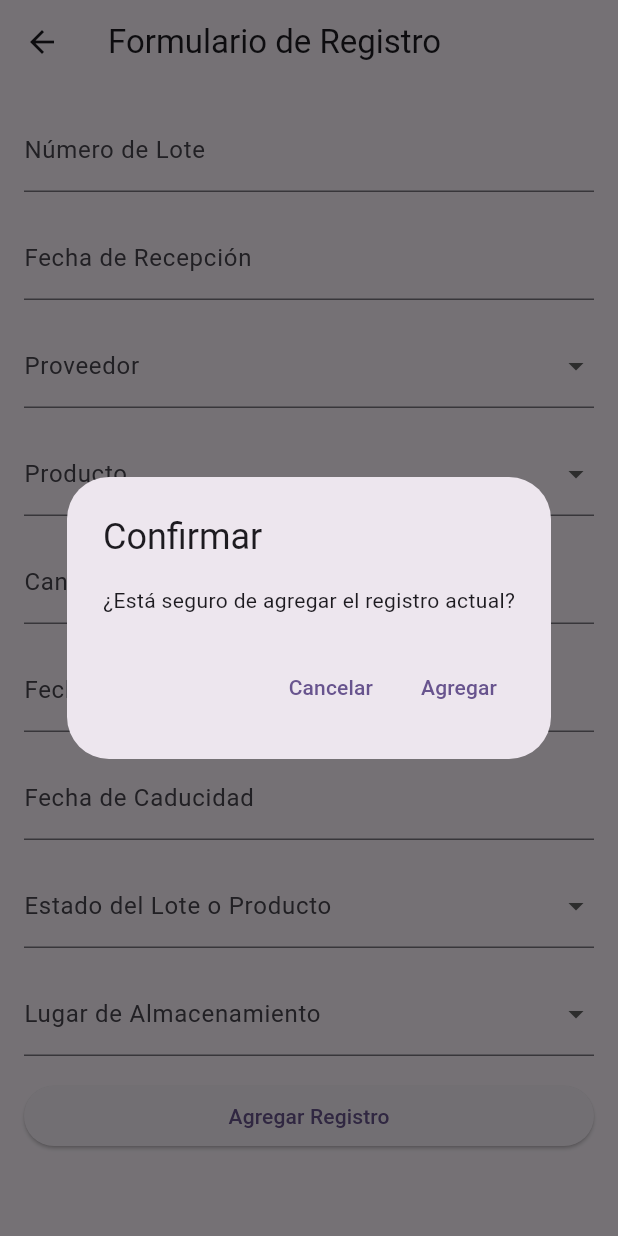
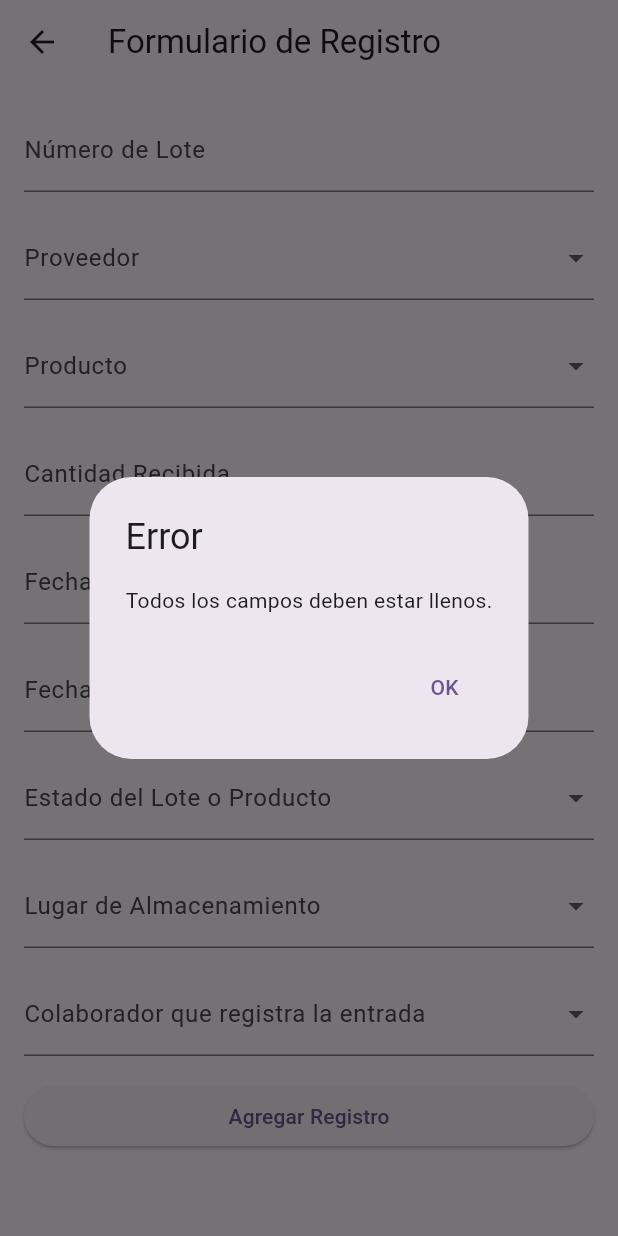
Before and after one commit to josegduran/banco_alimentos, a Flutter app: the EntradasPage screen opened directly, after a tap on "Agregar Registro", on a phone screen of 412 x 824 dp. Run offline on Flutter 3.47's test engine with Material 3 defaults, Android fonts, the phone set to English and light mode, and no system bars; our stand-ins replace animated_text_kit, google_fonts; missing offline and left inert: gsheets; key blocks and very long unbroken strings in the code were emptied for the run.

Commit message:
Configuración de la página 'entradas'. - Conexión con la base de datos en la nube.

```diff
--- a/lib/controllers/entradasController.dart
+++ b/lib/controllers/entradasController.dart
@@ -18,14 +18,14 @@ class UserSheetsApi {
   }
   ''';
 
-  static final _spreadsheetId = '18zJa9ypwiHcn386jmtSqNIaLiTVc0VADjN_nHFWh_4I';
+  static final _spreadsheetId = '1SuxsEvDehT-BVc3t_j9iKvmbPgnkoulf8fcqtFqmQLo';
   static final _gsheets = GSheets(_credentials);
   static Worksheet? _userSheet;
 
   static Future init() async {
     try {
       final spreadsheet = await _gsheets.spreadsheet(_spreadsheetId);
-      _userSheet = await _getWorkSheet(spreadsheet, title: 'credenciales');
+      _userSheet = await _getWorkSheet(spreadsheet, title: 'inventario');
 
       final firstRow = UserFields.getFields();
       _userSheet!.values.insertRow(1, firstRow);
--- a/lib/models/entradasModel.dart
+++ b/lib/models/entradasModel.dart
@@ -1,7 +1,17 @@
-class UserFields{
+class UserFields {
   static final String id = 'id';
-  static final String nombre = 'nombre';
-  static final String apellido = 'apellido';
+  static final String numeroLote = 'numeroLote';
 
-  static List<String> getFields() => [id, nombre, apellido];
+  static final String fechaRecepcion = 'fechaRecepcion';
+  static final String proveedor = 'proveedor';
+  static final String nombreProducto = 'nombreProducto';
+  static final String cantidadRecibida = 'cantidadRecibida';
+  static final String fechaFabricacion = 'fechaFabricacion';
+  static final String fechaCaducidad = 'fechaCaducidad';
+  static final String inspeccion = 'inspeccion';
+  static final String ubicacionAlmacen = 'ubicacionAlmacen';
+  static final String quienRegistro = 'quienRegistro';
+
+
+  static List<String> getFields() => [id, numeroLote];
 }
--- a/lib/pages/dashboard.dart
+++ b/lib/pages/dashboard.dart
@@ -21,7 +21,7 @@ class _DashboardPageState extends State<DashboardPage> {
   }
 
   void startInactivityTimer() {
-    _inactivityTimer = Timer(Duration(seconds: 120), () {
+    _inactivityTimer = Timer(Duration(seconds: 5000), () {
       // Regresar a la página principal después de 120 segundos de inactividad
       Navigator.pushReplacementNamed(context, '/');
     });
--- a/lib/pages/entradas.dart
+++ b/lib/pages/entradas.dart
@@ -1,4 +1,12 @@
+// System
 import 'package:flutter/material.dart';
+import 'dart:async';
+import 'package:intl/intl.dart';
+
+// Pages
+import 'package:banco_alimentos/controllers/entradasController.dart';
+import 'package:banco_alimentos/models/entradasModel.dart';
+
 
 class EntradasPage extends StatefulWidget {
   @override
@@ -6,6 +14,26 @@ class EntradasPage extends StatefulWidget {
 }
 
 class _EntradasPageState extends State<EntradasPage> {
+  Timer? _inactivityTimer;
+
+  @override
+  void initState() {
+    super.initState();
+    startInactivityTimer();
+  }
+
+  void startInactivityTimer() {
+    _inactivityTimer = Timer(Duration(seconds: 5000), () {
+      // Regresar a la página principal después de 120 segundos de inactividad
+      Navigator.pushReplacementNamed(context, '/');
+    });
+  }
+
+  void resetInactivityTimer() {
+    _inactivityTimer?.cancel();
+    startInactivityTimer();
+  }
+
   final TextEditingController loteController = TextEditingController();
   final TextEditingController cantidadController = TextEditingController();
   final TextEditingController fabricacionController = TextEditingController();
@@ -15,11 +43,13 @@ class _EntradasPageState extends State<EntradasPage> {
   String? productoSeleccionado;
   String? estadoSeleccionado;
   String? lugarSeleccionado;
+  String? colaboradorSeleccionado;
 
   List<String> proveedores = ['Proveedor 1', 'Proveedor 2', 'Proveedor 3'];
   List<String> productos = ['Producto 1', 'Producto 2', 'Producto 3'];
   List<String> estados = ['Bueno', 'Aceptable', 'Dudoso', 'Malo'];
   List<String> lugares = ['Almacén A', 'Almacén B', 'Almacén C'];
+  List<String> colaboradores = ['Colaborador 1', 'Colaborador 2', 'Colaborador 3'];
 
   @override
   Widget build(BuildContext context) {
@@ -36,17 +66,8 @@ class _EntradasPageState extends State<EntradasPage> {
               children: [
                 TextFormField(
                   controller: loteController,
+                  keyboardType: TextInputType.number,
                   decoration: InputDecoration(labelText: 'Número de Lote'),
-                ),
-                SizedBox(height: 16),
-                // Añadir campo para 'fecha de recepción'
-                TextFormField(
-                  readOnly: true, // No editable por el usuario
-                  onTap: () {
-                    // Lógica para obtener la fecha del sistema del teléfono
-                    // Puedes utilizar un paquete como `intl` para formatear la fecha
-                  },
-                  decoration: InputDecoration(labelText: 'Fecha de Recepción'),
                 ),
                 SizedBox(height: 16),
                 DropdownButtonFormField<String>(
@@ -90,9 +111,18 @@ class _EntradasPageState extends State<EntradasPage> {
                 TextFormField(
                   controller: fabricacionController,
                   readOnly: true, // No editable por el usuario
-                  onTap: () {
-                    // Lógica para obtener la fecha de fabricación del sistema del teléfono
-                    // Puedes utilizar un paquete como `intl` para formatear la fecha
+                  onTap: () async {
+                    DateTime? selectedDate = await showDatePicker(
+                      context: context,
+                      initialDate: DateTime.now(),
+                      firstDate: DateTime(2000),
+                      lastDate: DateTime(2101),
+                    );
+
+                    if (selectedDate != null) {
+                      // Formatea la fecha seleccionada y establece el texto en el controlador
+                      fabricacionController.text = DateFormat('yyyy-MM-dd').format(selectedDate);
+                    }
                   },
                   decoration: InputDecoration(labelText: 'Fecha de Fabricación'),
                 ),
@@ -100,9 +130,18 @@ class _EntradasPageState extends State<EntradasPage> {
                 TextFormField(
                   controller: caducidadController,
                   readOnly: true, // No editable por el usuario
-                  onTap: () {
-                    // Lógica para obtener la fecha de caducidad del sistema del teléfono
-                    // Puedes utilizar un paquete como `intl` para formatear la fecha
+                  onTap: () async {
+                    DateTime? selectedDate = await showDatePicker(
+                      context: context,
+                      initialDate: DateTime.now(),
+                      firstDate: DateTime(2000),
+                      lastDate: DateTime(2101),
+                    );
+
+                    if (selectedDate != null) {
+                      // Formatea la fecha seleccionada y establece el texto en el controlador
+                      caducidadController.text = DateFormat('yyyy-MM-dd').format(selectedDate);
+                    }
                   },
                   decoration: InputDecoration(labelText: 'Fecha de Caducidad'),
                 ),
@@ -120,7 +159,8 @@ class _EntradasPageState extends State<EntradasPage> {
                       child: Text(estado),
                     );
                   }).toList(),
-                  decoration: InputDecoration(labelText: 'Estado del Lote o Producto'),
+                  decoration:
+                  InputDecoration(labelText: 'Estado del Lote o Producto'),
                 ),
                 SizedBox(height: 16),
                 DropdownButtonFormField<String>(
@@ -136,37 +176,62 @@ class _EntradasPageState extends State<EntradasPage> {
                       child: Text(lugar),
                     );
                   }).toList(),
-                  decoration: InputDecoration(labelText: 'Lugar de Almacenamiento'),
+                  decoration:
+                  InputDecoration(labelText: 'Lugar de Almacenamiento'),
+                ),
+                SizedBox(height: 16),
+                DropdownButtonFormField<String>(
+                  value: colaboradorSeleccionado,
+                  onChanged: (String? value) {
+                    setState(() {
+                      colaboradorSeleccionado = value;
+                    });
+                  },
+                  items: colaboradores.map((colaborador) {
+                    return DropdownMenuItem(
+                      value: colaborador,
+                      child: Text(colaborador),
+                    );
+                  }).toList(),
+                  decoration: InputDecoration(labelText: 'Colaborador que registra la entrada'),
                 ),
                 SizedBox(height: 16),
                 ElevatedButton(
-                  onPressed: () {
-                    showDialog(
-                      context: context,
-                      builder: (context) => AlertDialog(
-                        title: Text('Confirmar'),
-                        content: Text('¿Está seguro de agregar el registro actual?'),
-                        actions: [
-                          TextButton(
-                            onPressed: () {
-                              Navigator.of(context).pop();
-                            },
-                            child: Text('Cancelar'),
-                          ),
-                          TextButton(
-                            onPressed: () {
-                              // Aquí puedes agregar la lógica para guardar el registro
-                              // Puedes usar los valores de los controladores y variables seleccionadas
-                              Navigator.of(context).pop();
-                            },
-                            child: Text('Agregar'),
-                          ),
-                        ],
-                      ),
-                    );
+                  onPressed: () async {
+                    if (_validateForm()) {
+                      final currentRowCount = await UserSheetsApi.getRowCount();
+                      final newId = currentRowCount + 1;
+
+                      // Obtener la fecha y hora actuales
+                      DateTime fechaActual = DateTime.now();
+
+                      final user = {
+                        UserFields.id: newId,
+                        UserFields.numeroLote: loteController.text,
+                        UserFields.fechaRecepcion: fechaActual.toLocal().toString(),
+                        UserFields.proveedor: proveedorSeleccionado,
+                        UserFields.nombreProducto: productoSeleccionado,
+                        UserFields.cantidadRecibida: cantidadController.text,
+                        UserFields.fechaFabricacion: fabricacionController.text,
+                        UserFields.fechaCaducidad: caducidadController.text,
+                        UserFields.inspeccion: estadoSeleccionado,
+                        UserFields.ubicacionAlmacen: lugarSeleccionado,
+                        UserFields.quienRegistro: colaboradorSeleccionado,
+                      };
+
+                      await UserSheetsApi.insert([user]);
+
+                      // Limpiar formulario
+                      _clearForm();
+
+                      // Mostrar mensaje de éxito
+                      _showSuccessDialog();
+                    }
                   },
                   child: Text('Agregar Registro'),
                 ),
+
+
               ],
             ),
           ),
@@ -174,4 +239,70 @@ class _EntradasPageState extends State<EntradasPage> {
       ),
     );
   }
+
+  bool _validateForm() {
+    // Validar que todos los campos estén llenos
+    if (loteController.text.isEmpty ||
+        proveedorSeleccionado == null ||
+        productoSeleccionado == null ||
+        cantidadController.text.isEmpty ||
+        fabricacionController.text.isEmpty ||
+        caducidadController.text.isEmpty ||
+        estadoSeleccionado == null ||
+        lugarSeleccionado == null ||
+        colaboradorSeleccionado == null) {
+      showDialog(
+        context: context,
+        builder: (context) => AlertDialog(
+          title: Text('Error'),
+          content: Text('Todos los campos deben estar llenos.'),
+          actions: [
+            TextButton(
+              onPressed: () => Navigator.of(context).pop(),
+              child: Text('OK'),
+            ),
+          ],
+        ),
+      );
+      return false;
+    }
+    return true;
+  }
+
+  void _clearForm() {
+    // Limpiar todos los controladores y variables de selección
+    loteController.clear();
+    cantidadController.clear();
+    fabricacionController.clear();
+    caducidadController.clear();
+    setState(() {
+      proveedorSeleccionado = null;
+      productoSeleccionado = null;
+      estadoSeleccionado = null;
+      lugarSeleccionado = null;
+      colaboradorSeleccionado = null;
+    });
+  }
+
+  void _showSuccessDialog() {
+    showDialog(
+      context: context,
+      builder: (context) => AlertDialog(
+        title: Text('Éxito'),
+        content: Text('El registro se agregó correctamente.'),
+        actions: [
+          TextButton(
+            onPressed: () => Navigator.of(context).pop(),
+            child: Text('OK'),
+          ),
+        ],
+      ),
+    );
+  }
+
+  @override
+  void dispose() {
+    _inactivityTimer?.cancel();
+    super.dispose();
+  }
 }
--- a/pubspec.yaml
+++ b/pubspec.yaml
@@ -15,6 +15,7 @@ dependencies:
   google_fonts: ^6.1.0
   animated_text_kit: ^4.2.1
   gsheets: ^0.5.0
+  intl: ^0.17.0
 
 
 dev_dependencies:
```
Also changed, not shown: lib/main.dart (+1 -14 lines), pubspec.lock.
